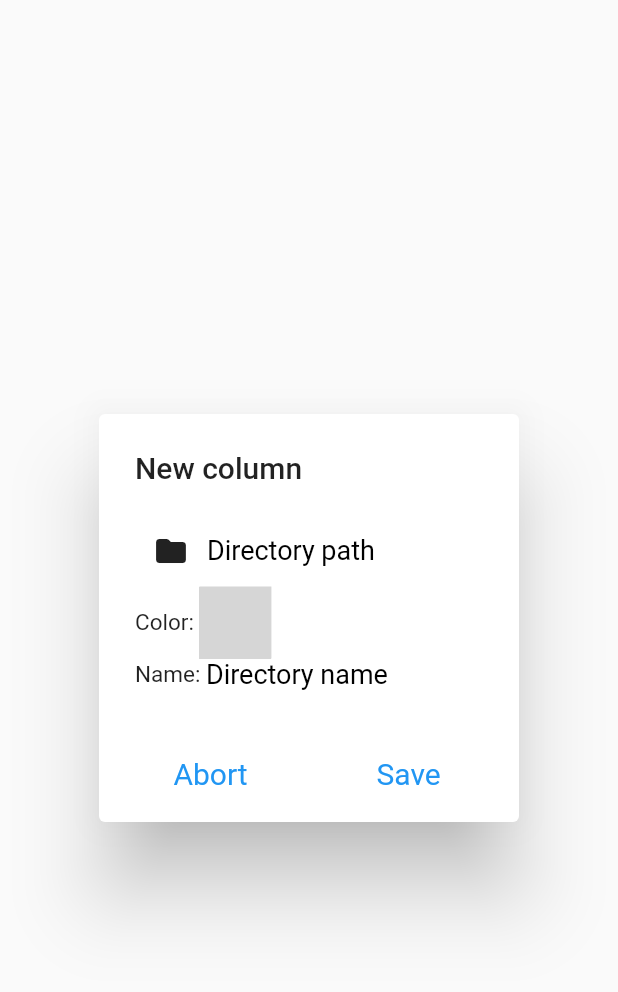
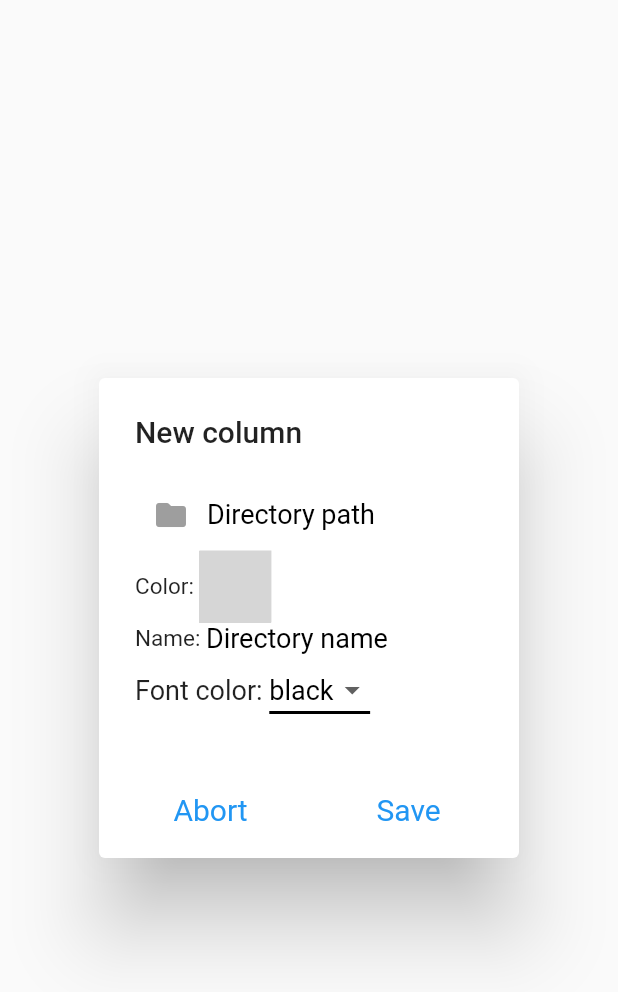
Before and after one commit to MarcoFiorentino/rpg_multi_music, a Flutter app: the ColumnSettingsDialog widget shown alone on an empty page, opened directly, on a phone screen of 412 x 824 dp. Shown: the top 992 px of the screen. Run offline on Flutter 3.47's test engine with Material 2 defaults, Android fonts, the light colour scheme and no system bars; our stand-ins replace audioplayers, file_picker, nanoid, permission_handler, shared_preferences, wakelock; missing offline and left inert: flutter_color_picker_wheel, flutter_file_manager; accounts and stored records are empty; grey boxes are pictures that could not be loaded.

Commit message:
Aggiunte traduzioni in tedesco, francese e spagnolo. Aggiunta la gestione del colore del font nell'appbar e nelle colonne.

```diff
--- a/assets/Languages/en.json
+++ b/assets/Languages/English.json
@@ -6,10 +6,6 @@
       "paused": "Paused",
       "stopped": "Stopped",
       "volume": "Volume",
-      "vol": "Vol",
-      "stop": "Stop",
-      "pause": "Pause",
-      "play": "Play",
       "random": "Random",
     "POPUP": "*************************************************************",
       "new_column": "New column",
@@ -26,7 +22,7 @@
       "language": "Language",
       "screen_always_on": "Keep the screen always on",
       "appbar_color": "Bar color",
-      "background_color": "Background color behind the map",
+      "font_color": "Font color",
       "signal_bug_request_feature": "Do you want to signal a bug o request a feature?",
       "click_here": "Click here!",
       "url_error": "Error while opening the link"
--- a/assets/Languages/it.json
+++ b/assets/Languages/Italiano.json
@@ -6,10 +6,6 @@
       "paused": "In pausa",
       "stopped": "Fermo",
       "volume": "Volume",
-      "vol": "Vol",
-      "stop": "Stop",
-      "pause": "Pausa",
-      "play": "Riproduci",
       "random": "Casuale",
     "POPUP": "*************************************************************",
       "new_column": "Nuova colonna",
@@ -26,7 +22,7 @@
       "language": "Lingua",
       "screen_always_on": "Mantieni schermo sempre attivo",
       "appbar_color": "Colore della barra",
-      "background_color": "Colore di sfondo dietro la mappa",
+      "font_color": "Colore del font",
       "signal_bug_request_feature": "Vuoi segnalare un bug o richiedere una feature?",
       "click_here": "Clicca qui!",
       "url_error": "Errore nell`apertura del link"
--- a/lib/column_settings_dialog.dart
+++ b/lib/column_settings_dialog.dart
@@ -29,6 +29,7 @@ class _ColumnSettingsDialogState extends State<ColumnSettingsDialog> {
   String directoryPath;
   String directoryColor;
   String directoryName;
+  String fontColor;
 
   bool isEditingText = false;
   TextEditingController editingController;
@@ -44,8 +45,9 @@ class _ColumnSettingsDialogState extends State<ColumnSettingsDialog> {
     colTitle = filesProvider.translations[0]["new_column"];
     directoryId = nanoid(10);
     directoryPath = filesProvider.translations[0]["directory_path"];
-    directoryColor = "0x85009000";
+    directoryColor = filesProvider.settings[2];
     directoryName = filesProvider.translations[0]["directory_name"];
+    fontColor = "4280361249";
 
     // Se apro una colonna esistente e non ho fatto modifiche
     // Pre-popolo i campi con i dati in memoria
@@ -55,6 +57,7 @@ class _ColumnSettingsDialogState extends State<ColumnSettingsDialog> {
       directoryPath  = filesProvider.dirsPaths[colIndex];
       directoryColor = filesProvider.dirsColors[colIndex];
       directoryName = filesProvider.dirsNames[colIndex];
+      fontColor = filesProvider.fontsColors[colIndex];
     }
   }
 
@@ -80,6 +83,7 @@ class _ColumnSettingsDialogState extends State<ColumnSettingsDialog> {
             children: [
               IconButton(
                 icon: Icon(Icons.folder_rounded),
+                color: Colors.grey,
                 onPressed: () {
                   pickDirectory();
                 },
@@ -105,7 +109,10 @@ class _ColumnSettingsDialogState extends State<ColumnSettingsDialog> {
             mainAxisAlignment: MainAxisAlignment.spaceEvenly,
             mainAxisSize: MainAxisSize.min,
             children: [
-              //Icon(Icons.color_lens_rounded),
+              // IconButton(
+              //   icon: Icon(Icons.color_lens_rounded),
+              //   color: Colors.grey,
+              // ),
               Text(
                   filesProvider.translations[0]["color"] + ": ",
                   style: TextStyle(
@@ -131,6 +138,10 @@ class _ColumnSettingsDialogState extends State<ColumnSettingsDialog> {
           Row(
             mainAxisSize: MainAxisSize.min,
             children: [
+              // IconButton(
+              //   icon: Icon(Icons.drive_file_rename_outline),
+              //   color: Colors.grey,
+              // ),
               Text(
                   filesProvider.translations[0]["name"] + ": ",
                   style: TextStyle(
@@ -140,6 +151,46 @@ class _ColumnSettingsDialogState extends State<ColumnSettingsDialog> {
               Flexible(
                 flex: 2,
                 child: editTitleTextField(),
+              ),
+            ],
+          ),
+          Row(
+            mainAxisAlignment: MainAxisAlignment.start,
+            mainAxisSize: MainAxisSize.min,
+            children: [
+              Text(
+                filesProvider.translations[0]["font_color"] + ": ",
+                style: TextStyle(
+                    fontSize: 18
+                ),
+              ),
+              DropdownButton<String>(
+                value: fontColor,
+                icon: Icon(Icons.arrow_drop_down),
+                iconSize: 24,
+                elevation: 16,
+                style: TextStyle(
+                    color: Colors.black,
+                    fontSize: 18
+                ),
+                underline: Container(
+                  height: 2,
+                  color: Colors.black,
+                ),
+                onChanged: (String data) {
+                  setState(() {
+                    fontColor = data;
+                  });
+                },
+                items: filesProvider.appFontColors.map((String name, String value) {
+                  return MapEntry(
+                      name,
+                      DropdownMenuItem<String>(
+                        value: value,
+                        child: Text(name),
+                      )
+                  );
+                }).values.toList(),
               ),
             ],
           ),
@@ -252,7 +303,7 @@ class _ColumnSettingsDialogState extends State<ColumnSettingsDialog> {
     }
 
     // Salvo il trittico come lista usando l`id come chiave
-    List<String> dirCharacteristics = [directoryPath, directoryColor, directoryName];
+    List<String> dirCharacteristics = [directoryPath, directoryColor, directoryName, fontColor];
     SharedPreferencesManager.updateKV(directoryId, true, dirCharacteristics);
 
     filesProvider.getFilesList();
--- a/lib/files_provider.dart
+++ b/lib/files_provider.dart
@@ -16,24 +16,30 @@ class FilesProvider with ChangeNotifier {
   List<String> _dirsPaths = [];
   List<String> _dirsColors = [];
   List<String> _dirsNames = [];
+  List<String> _fontsColors = [];
   List<String> _settings = [
-    "en", // Lingua di default
+    "English", // Lingua di default
     "true", // Schermo sempre attivo di default
-    "4292927712", // Colore grigio chiaro come colore della barra
-    "4292927713" // Colore grigio chiaro come sfondo dietro la mappa
+    "4292927712", // Colore grigio chiaro come colore della barra e di sfondo dietro la mappa
+    "4280361249" // Colore nero del font
   ];
   List _translations = [];
   List<String> _languages = [];
-
+  Map<String, String> _appFontColors = {
+    "black": "4280361249",
+    "white": "4294638330"
+  };
 
   List<List<File>> get filesPaths => this._filesPaths;
   List<String> get dirsIds => this._dirsIds;
   List<String> get dirsPaths => this._dirsPaths;
   List<String> get dirsColors => this._dirsColors;
   List<String> get dirsNames => this._dirsNames;
+  List<String> get fontsColors => this._fontsColors;
   List<String> get settings => this._settings;
   List get translations => this._translations;
   List<String> get languages => this._languages;
+  Map<String, String> get appFontColors => this._appFontColors;
 
   // Recupero le liste di file
   void getFilesList() async {
@@ -45,6 +51,7 @@ class FilesProvider with ChangeNotifier {
     this._dirsPaths = [];
     this._dirsColors = [];
     this._dirsNames = [];
+    this._fontsColors = [];
 
     if (sharedPreferences.getStringList("DirsId") != null && sharedPreferences.getStringList("DirsId").length > 0) {
       // Per ogni id salvato riempio le liste
@@ -54,6 +61,7 @@ class FilesProvider with ChangeNotifier {
         this._dirsPaths.add(sharedPreferences.getStringList(dirId)[0]);
         this._dirsColors.add(sharedPreferences.getStringList(dirId)[1]);
         this._dirsNames.add(sharedPreferences.getStringList(dirId)[2]);
+        this._fontsColors.add(sharedPreferences.getStringList(dirId)[3]);
 
         // Notifico i cambiamenti ai listener
         this.notifyListeners();
--- a/lib/main.dart
+++ b/lib/main.dart
@@ -26,9 +26,6 @@ class MyApp extends StatelessWidget {
 
     return MaterialApp(
       title: 'Multi music Handler',
-      theme: ThemeData(
-        primarySwatch: Colors.blue,
-      ),
       home: HomePage(),
     );
   }
@@ -63,12 +60,19 @@ class _HomePageState extends State<HomePage>{
     return MaterialApp(
       //Gestisco le tab dell`app
       home: Scaffold(
-        backgroundColor: Color(int.parse(filesProvider.settings[3])),
+        backgroundColor: Color(int.parse(filesProvider.settings[2])),
         appBar: AppBar(
-          title: Text("Multi music handler"),
+          backgroundColor: Color(int.parse(filesProvider.settings[2])),
+          title: Text(
+              "Multi music handler",
+              style: TextStyle(color: Color(int.parse(filesProvider.settings[3]))),
+          ),
           actions: [
             IconButton(
-              icon: Icon(Icons.settings_rounded),
+              icon: Icon(
+                  Icons.settings_rounded,
+                  color: Color(int.parse(filesProvider.settings[3])),
+              ),
               onPressed: () {
                 Navigator.push(
                   context,
@@ -77,7 +81,6 @@ class _HomePageState extends State<HomePage>{
               },
             ),
           ],
-          backgroundColor: Color(int.parse(filesProvider.settings[2])),
         ),
         body: Stack(
           children: <Widget>[
--- a/lib/music_page.dart
+++ b/lib/music_page.dart
@@ -127,7 +127,7 @@ class _MusicPageState extends State<MusicPage> {
                                 padding: const EdgeInsets.all(0.0),
                                 child: Icon(
                                   Icons.add_rounded,
-                                  color: Colors.black,
+                                  color: Color(int.parse(filesProvider.settings[3])),
                                 ),
                               ),
                               decoration: BoxDecoration(
@@ -144,6 +144,7 @@ class _MusicPageState extends State<MusicPage> {
                       ),
                     );
                   } else {
+                    // Tutte le altre colonne vengono costruite
                     return buildColumn(context, colIndex, filesProvider);
                   }
                 },
@@ -254,6 +255,7 @@ class _MusicPageState extends State<MusicPage> {
   IntrinsicWidth buildColumn(BuildContext context, int colIndex, FilesProvider provider) {
 
     Color btnCol = Color(int.parse(provider.dirsColors[colIndex]));
+    Color fontCol = Color(int.parse(provider.fontsColors[colIndex]));
     String dirName = provider.dirsNames[colIndex];
 
     return IntrinsicWidth(
@@ -267,7 +269,6 @@ class _MusicPageState extends State<MusicPage> {
           ),
           DecoratedBox(
             decoration: BoxDecoration(
-              // borderRadius: BorderRadius.circular(5),
               color: btnCol,
               image: DecorationImage (
                 image: AssetImage("assets/btn-single-border.png"),
@@ -285,10 +286,15 @@ class _MusicPageState extends State<MusicPage> {
                       Text(
                         dirName,
                         textAlign: TextAlign.center,
-                        style: TextStyle(fontSize: 15),
+                        style: TextStyle(
+                            fontSize: 15,
+                            color: fontCol),
                       ),
                       IconButton(
-                        icon: Icon(Icons.settings_rounded),
+                        icon: Icon(
+                            Icons.settings_rounded,
+                            color: fontCol
+                        ),
                         onPressed: () {
                           showDialog(
                             context: context,
@@ -305,21 +311,24 @@ class _MusicPageState extends State<MusicPage> {
                     textAlign: TextAlign.center,
                     style: TextStyle(
                         fontSize: 20,
-                        fontWeight: FontWeight.bold
+                        fontWeight: FontWeight.bold,
+                        color: fontCol,
                     ),
                   ),
                   Text(
                     filesProvider.translations[0]["state"] + ": " + states[colIndex],
                     textAlign: TextAlign.center,
                     style: TextStyle(
-                        fontSize: 15
+                        fontSize: 15,
+                        color: fontCol,
                     ),
                   ),
                   Text(
                     filesProvider.translations[0]["volume"] + ": " + volumes[colIndex].toString(),
                     textAlign: TextAlign.center,
                     style: TextStyle(
-                        fontSize: 15
+                        fontSize: 15,
+                        color: fontCol,
                     ),
                   ),
                 ],
@@ -348,7 +357,7 @@ class _MusicPageState extends State<MusicPage> {
                       padding: const EdgeInsets.all(0.0),
                       child: Icon(
                         Icons.pause_rounded,
-                        color: Colors.black,
+                        color: fontCol,
                       ),
                     ),
                     decoration: BoxDecoration(
@@ -376,7 +385,7 @@ class _MusicPageState extends State<MusicPage> {
                       padding: const EdgeInsets.all(0.0),
                       child: Icon(
                         Icons.play_arrow_rounded,
-                        color: Colors.black,
+                        color: fontCol,
                       ),
                     ),
                     decoration: BoxDecoration(
@@ -403,7 +412,7 @@ class _MusicPageState extends State<MusicPage> {
                     padding: const EdgeInsets.all(0.0),
                     child: Icon(
                       Icons.stop_rounded,
-                      color: Colors.black,
+                      color: fontCol,
                     ),
                   ),
                   decoration: BoxDecoration(
@@ -435,7 +444,7 @@ class _MusicPageState extends State<MusicPage> {
                     padding: const EdgeInsets.all(0.0),
                     child: Icon(
                       Icons.volume_down_rounded,
-                      color: Colors.black,
+                      color: fontCol,
                     ),
                   ),
                   decoration: BoxDecoration(
@@ -462,7 +471,7 @@ class _MusicPageState extends State<MusicPage> {
                     padding: const EdgeInsets.all(0.0),
                     child: Icon(
                       Icons.volume_up_rounded,
-                      color: Colors.black,
+                      color: fontCol,
                     ),
                   ),
                   decoration: BoxDecoration(
@@ -494,13 +503,13 @@ class _MusicPageState extends State<MusicPage> {
                   children: [
                     Icon(
                       Icons.shuffle_rounded,
-                      color: Colors.black
+                      color: fontCol,
                     ),
                     Text(
                       filesProvider.translations[0]["random"],
                       style: TextStyle(
                         fontSize: 15,
-                        color: Colors.black
+                        color: fontCol,
                       ),
                     ),
                   ],
@@ -533,7 +542,7 @@ class _MusicPageState extends State<MusicPage> {
                   physics: ClampingScrollPhysics(),
                   itemCount: (provider.filesPaths[colIndex].length / colonnePerTipo).round(),
                   itemBuilder: (BuildContext context, int rowIndex) {
-                    return buildRow(context, colIndex, rowIndex, provider, btnCol);
+                    return buildRow(context, colIndex, rowIndex, provider, btnCol, fontCol);
                   },
                   separatorBuilder: (BuildContext context, int rowIndex) {
                     return SizedBox(
@@ -551,7 +560,7 @@ class _MusicPageState extends State<MusicPage> {
   }
 
   // Creo una riga di pulsanti per le musiche
-  Row buildRow(BuildContext context, int colIndex, int rowIndex, FilesProvider provider, Color btnCol) {
+  Row buildRow(BuildContext context, int colIndex, int rowIndex, FilesProvider provider, Color btnCol, Color fontCol) {
     List<Widget> sizedBoxes = [];
 
     // Aggiunge i pulsanti musica alla riga o pulsanti vuoti se servono
@@ -582,7 +591,7 @@ class _MusicPageState extends State<MusicPage> {
                     maxLines: 2,
                     style: TextStyle(
                       fontSize: 15,
-                      color: Colors.black,
+                      color: fontCol,
                       overflow: TextOverflow.ellipsis,
                     ),
                   ),
--- a/pubspec.yaml
+++ b/pubspec.yaml
@@ -65,8 +65,7 @@ flutter:
 
   # To add assets to your application, add an assets section, like this:
   assets:
-    - assets/Languages/it.json
-    - assets/Languages/en.json
+    - assets/Languages/
     - assets/
 
   # An image asset can refer to one or more resolution-specific "variants", see
```
Also changed, not shown: assets/Languages/Deutsch.json (added, +30 -0 lines), assets/Languages/Español.json (added, +30 -0 lines), assets/Languages/Francés.json (added, +30 -0 lines), lib/settings_page.dart (+35 -16 lines), pubspec.lock.
